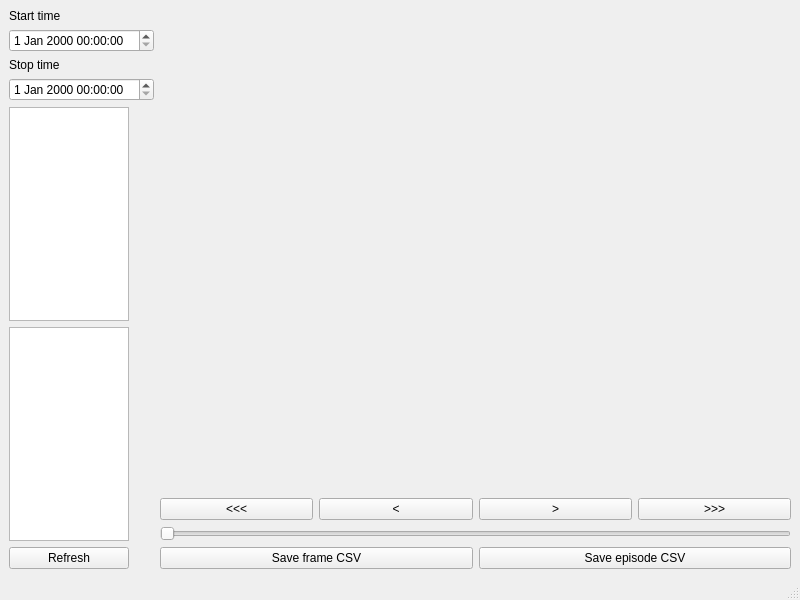
Before: the Qt Designer form server/database_scroll/mainwindow.ui in GiteZz/Thermal-sensor-localisation, drawn with Qt 5.
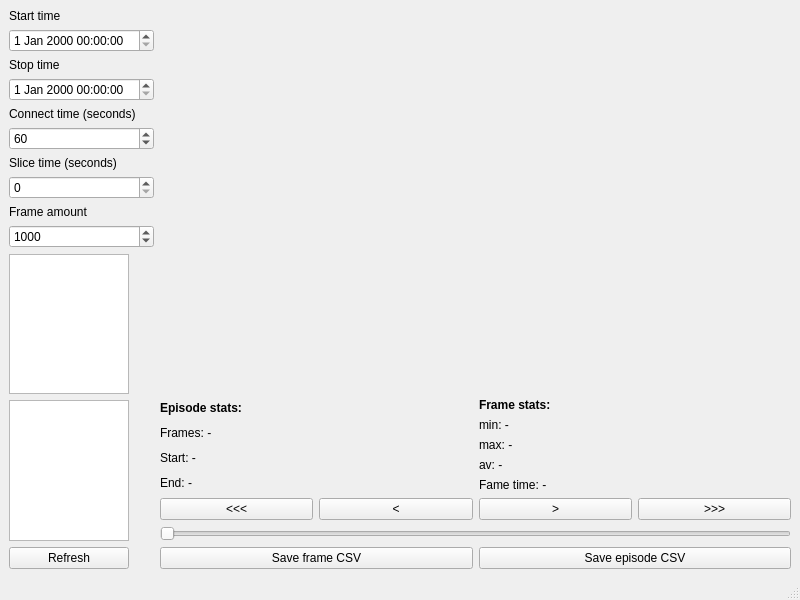
After: the same form once the commit is applied.

What changed in the file:
```diff
--- a/server/database_scroll/mainwindow.ui
+++ b/server/database_scroll/mainwindow.ui
@@ -32,6 +32,93 @@
           </property>
          </spacer>
         </item>
+        <item>
+         <layout class="QHBoxLayout" name="statHLayout">
+          <item>
+           <layout class="QVBoxLayout" name="episodeStatVLayout">
+            <item>
+             <widget class="QLabel" name="label_2">
+              <property name="font">
+               <font>
+                <weight>75</weight>
+                <bold>true</bold>
+               </font>
+              </property>
+              <property name="text">
+               <string>Episode stats:</string>
+              </property>
+             </widget>
+            </item>
+            <item>
+             <widget class="QLabel" name="frameAmountLabel">
+              <property name="text">
+               <string>Frames: -</string>
+              </property>
+             </widget>
+            </item>
+            <item>
+             <widget class="QLabel" name="startEpisodeLabel">
+              <property name="text">
+               <string>Start: -</string>
+              </property>
+             </widget>
+            </item>
+            <item>
+             <widget class="QLabel" name="endEpisodeLabel">
+              <property name="text">
+               <string>End: -</string>
+              </property>
+             </widget>
+            </item>
+           </layout>
+          </item>
+          <item>
+           <layout class="QVBoxLayout" name="frameStatVLayout">
+            <item>
+             <widget class="QLabel" name="label_4">
+              <property name="font">
+               <font>
+                <weight>75</weight>
+                <bold>true</bold>
+               </font>
+              </property>
+              <property name="text">
+               <string>Frame stats:</string>
+              </property>
+             </widget>
+            </item>
+            <item>
+             <widget class="QLabel" name="minLabel">
+              <property name="text">
+               <string>min: -</string>
+              </property>
+             </widget>
+            </item>
+            <item>
+             <widget class="QLabel" name="maxLabel">
+              <property name="text">
+               <string>max: -</string>
+              </property>
+             </widget>
+            </item>
+            <item>
+             <widget class="QLabel" name="avLabel">
+              <property name="text">
+               <string>av: -</string>
+              </property>
+             </widget>
+            </item>
+            <item>
+             <widget class="QLabel" name="frameTimeLabel">
+              <property name="text">
+               <string>Fame time: -</string>
+              </property>
+             </widget>
+            </item>
+           </layout>
+          </item>
+         </layout>
+        </item>
         <item>
          <layout class="QHBoxLayout" name="horizontalLayout">
           <item>
@@ -94,7 +181,7 @@
       <item row="0" column="0">
        <layout class="QVBoxLayout" name="verticalLayout_2">
         <item>
-         <widget class="QLabel" name="label">
+         <widget class="QLabel" name="startLabel">
           <property name="text">
            <string>Start time</string>
           </property>
@@ -104,14 +191,58 @@
          <widget class="QDateTimeEdit" name="startTimeEdit"/>
         </item>
         <item>
-         <widget class="QLabel" name="label_2">
+         <widget class="QLabel" name="stopLabel">
           <property name="text">
            <string>Stop time</string>
           </property>
          </widget>
         </item>
         <item>
-         <widget class="QDateTimeEdit" name="stopTimeEdit_2"/>
+         <widget class="QDateTimeEdit" name="stopTimeEdit"/>
+        </item>
+        <item>
+         <widget class="QLabel" name="connectLabel">
+          <property name="toolTip">
+           <string extracomment="Zero to always connect"/>
+          </property>
+          <property name="text">
+           <string>Connect time (seconds)</string>
+          </property>
+         </widget>
+        </item>
+        <item>
+         <widget class="QSpinBox" name="connectTimeSpinbox">
+          <property name="value">
+           <number>60</number>
+          </property>
+         </widget>
+        </item>
+        <item>
+         <widget class="QLabel" name="sliceLabel">
+          <property name="text">
+           <string>Slice time (seconds)</string>
+          </property>
+         </widget>
+        </item>
+        <item>
+         <widget class="QSpinBox" name="sliceTimeSpinbox"/>
+        </item>
+        <item>
+         <widget class="QLabel" name="label">
+          <property name="text">
+           <string>Frame amount</string>
+          </property>
+         </widget>
+        </item>
+        <item>
+         <widget class="QSpinBox" name="frameAmountSpinbox">
+          <property name="maximum">
+           <number>9999999</number>
+          </property>
+          <property name="value">
+           <number>1000</number>
+          </property>
+         </widget>
         </item>
         <item>
          <widget class="QListWidget" name="timeList">
```
Left out of the diff: 3 changed lines with no effect on the pictures.
